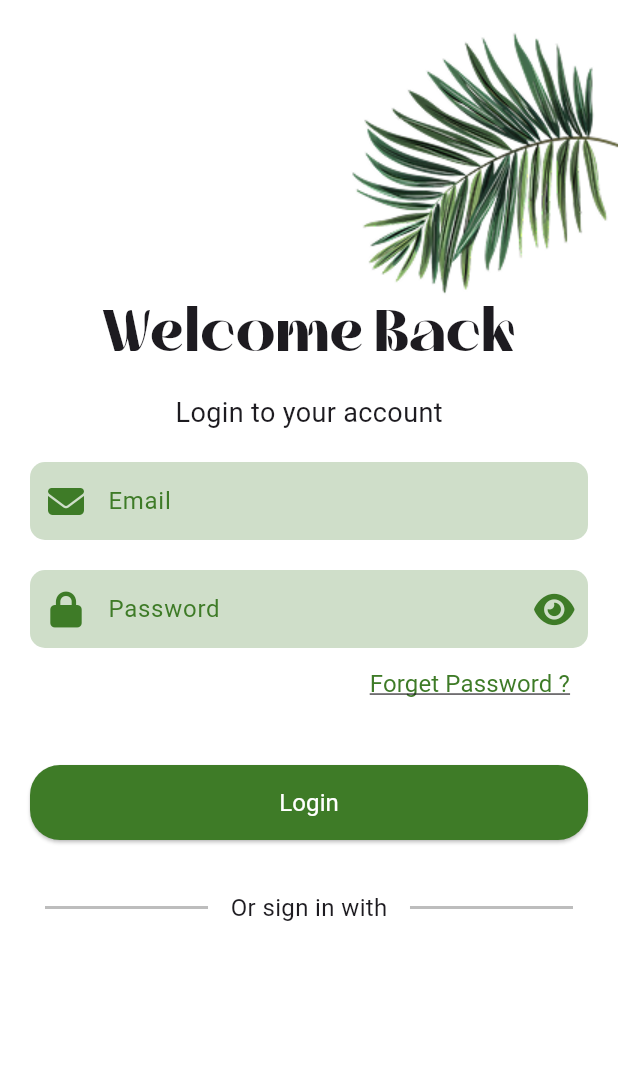
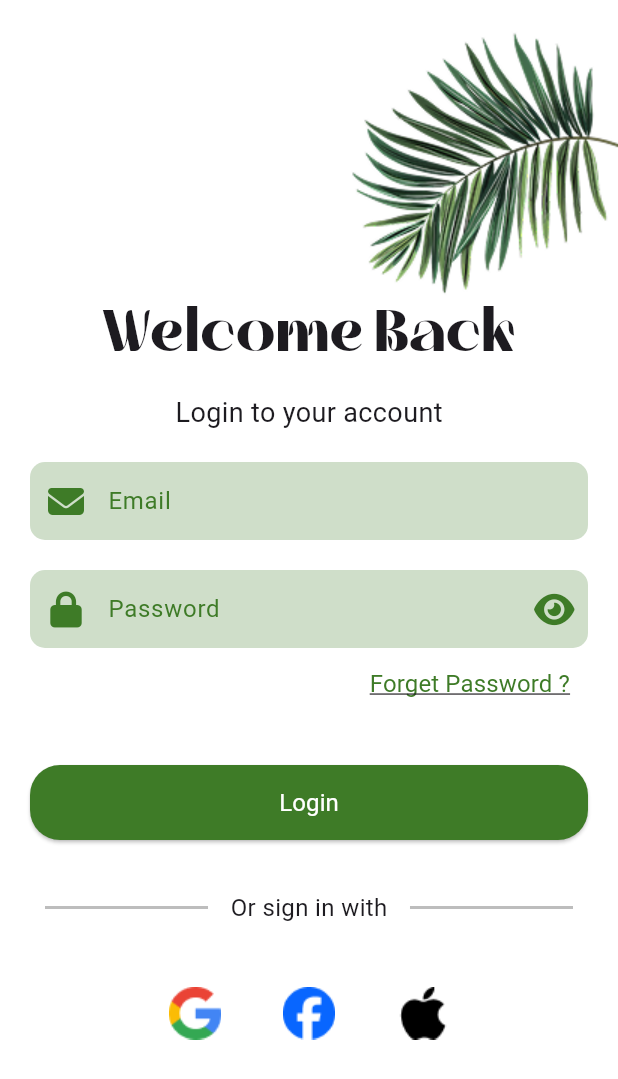
Before and after one commit to EsAm1973/Mazraaty, a Flutter app: the screen it shows after launch, on a phone screen of 412 x 824 dp. Shown: the top 1079 px of the screen. Run offline on Flutter 3.47's test engine with Material 3 defaults, Android fonts, the phone set to English and light mode, and no system bars; our stand-ins replace font_awesome_flutter, go_router, google_fonts, image_picker; Roboto replaces fonts that are missing (Inder).

Commit message:
create social media icons in login

```diff
--- /dev/null
+++ b/lib/Features/authentication/presentation/views/widgets/login_socialmedia.dart
@@ -0,0 +1,44 @@
+import 'package:flutter/material.dart';
+
+class LoginSocialMedia extends StatelessWidget {
+  const LoginSocialMedia({super.key});
+
+  @override
+  Widget build(BuildContext context) {
+    return Row(
+      mainAxisAlignment: MainAxisAlignment.center,
+      children: [
+        IconButton(
+          onPressed: () {},
+          icon: Image.asset(
+            'assets/images/google.png',
+            width: 35,
+            height: 35,
+          ),
+        ),
+        const SizedBox(
+          width: 25,
+        ),
+        IconButton(
+          onPressed: () {},
+          icon: Image.asset(
+            'assets/images/facebook.png',
+            width: 35,
+            height: 35,
+          ),
+        ),
+        const SizedBox(
+          width: 25,
+        ),
+        IconButton(
+          onPressed: () {},
+          icon: Image.asset(
+            'assets/images/apple.png',
+            width: 35,
+            height: 35,
+          ),
+        )
+      ],
+    );
+  }
+}
--- a/lib/Features/authentication/presentation/views/widgets/login_view_body.dart
+++ b/lib/Features/authentication/presentation/views/widgets/login_view_body.dart
@@ -1,10 +1,10 @@
 import 'package:flutter/material.dart';
-import 'package:mazraaty/Core/utils/styles.dart';
 import 'package:mazraaty/Features/authentication/presentation/views/widgets/login_button.dart';
 import 'package:mazraaty/Features/authentication/presentation/views/widgets/login_forgetpass.dart';
 import 'package:mazraaty/Features/authentication/presentation/views/widgets/login_name_textfeild.dart';
 import 'package:mazraaty/Features/authentication/presentation/views/widgets/login_or_signwith.dart';
 import 'package:mazraaty/Features/authentication/presentation/views/widgets/login_password_textfeild.dart';
+import 'package:mazraaty/Features/authentication/presentation/views/widgets/login_socialmedia.dart';
 import 'package:mazraaty/Features/authentication/presentation/views/widgets/login_top_image.dart';
 import 'package:mazraaty/Features/authentication/presentation/views/widgets/login_welcome_message.dart';
 
@@ -52,6 +52,10 @@ class LoginViewBody extends StatelessWidget {
                     height: 25,
                   ),
                   const OrSignWithWidget(),
+                  const SizedBox(
+                    height: 25,
+                  ),
+                  const LoginSocialMedia(),
                 ],
               ),
             ),
```
Also changed, not shown: assets/images/apple.png (added), assets/images/facebook.png (added), assets/images/google.png (added).
